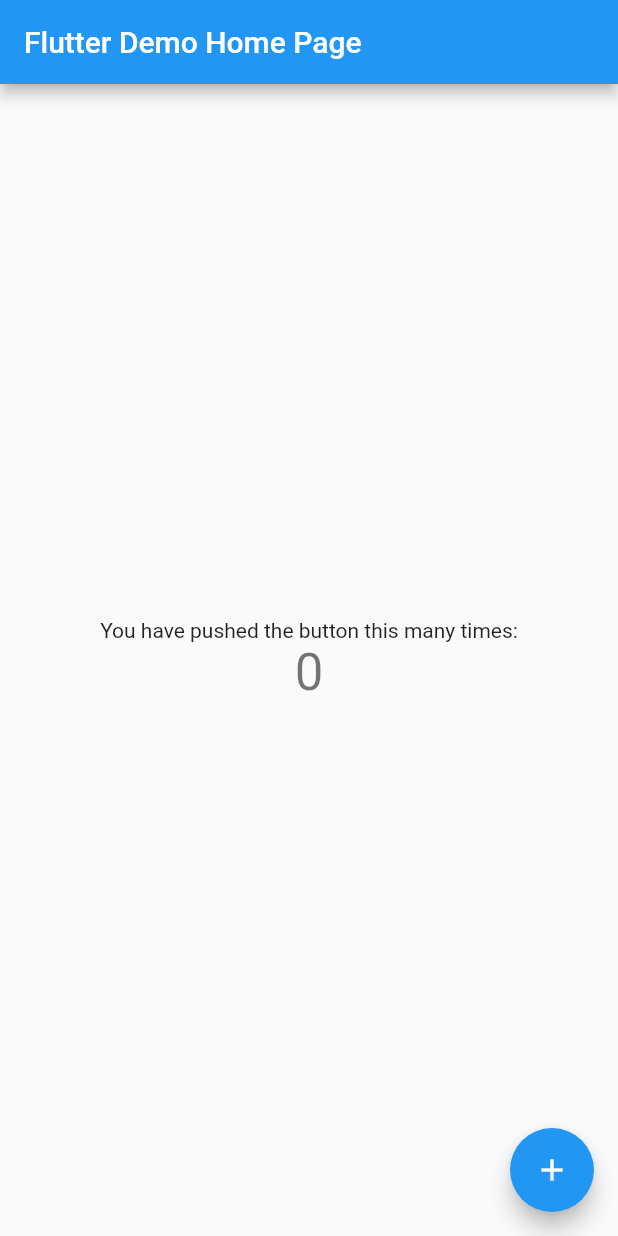
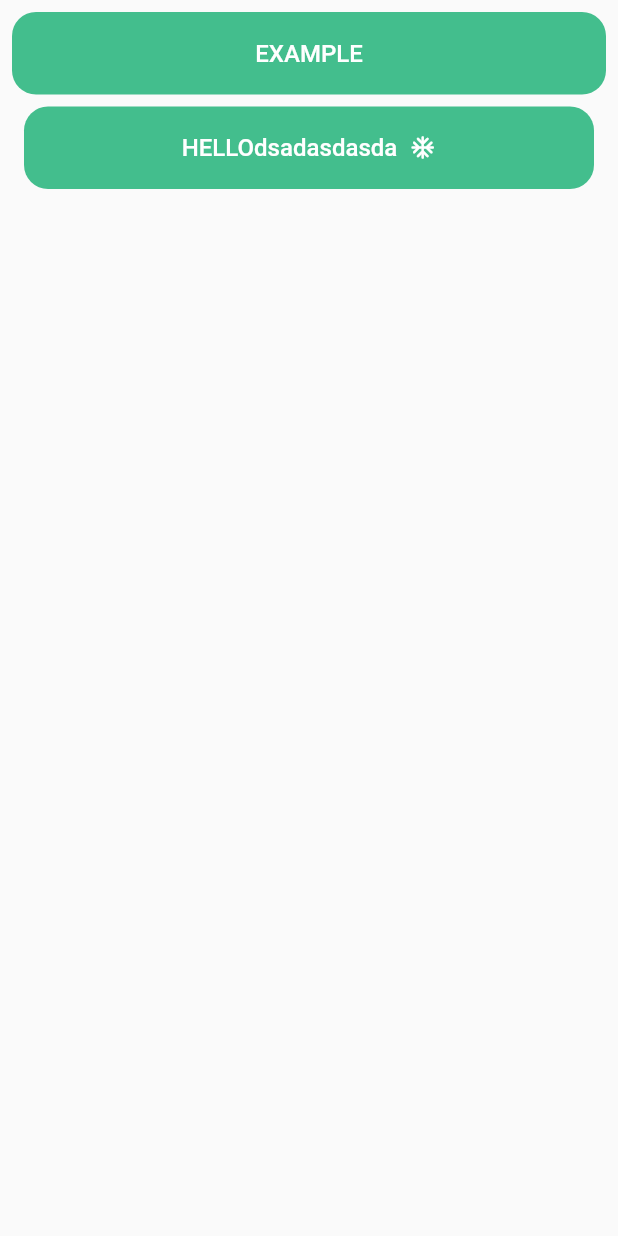
Before and after one commit to MobiCommunity/Lapka.Mobile, a Flutter app: the screen it shows after launch, on a phone screen of 412 x 824 dp. Run offline on Flutter 3.47's test engine with Material 2 defaults, Android fonts, the phone set to English and light mode, and no system bars; our stand-ins replace google_fonts; Roboto replaces fonts that are missing (Ubuntu).

Commit message:
Texts, Colors, BasicButton
Texts, Colors, BasicButton

```diff
--- /dev/null
+++ b/lapka/lib/components/basic/basicButton.dart
@@ -0,0 +1,38 @@
+import 'package:flutter/material.dart';
+import 'package:lapka/settings/colors.dart';
+import 'package:lapka/settings/texts.dart';
+
+class BasicButton extends StatelessWidget {
+  final String? text;
+  final color;
+  final Function() onPressed;
+
+  const BasicButton({
+    Key? key,
+    this.text,
+    this.color = BasicColors.lightGreen,
+    required this.onPressed
+    }) : super(key: key);
+
+  @override
+  Widget build(BuildContext context) {
+    return InkWell(
+      onTap: onPressed,
+      child: Container(
+          decoration: BoxDecoration(
+            color: color,
+            borderRadius: BorderRadius.all(Radius.circular(16))
+          ),
+          child: Padding(
+            padding: const EdgeInsets.symmetric(vertical: 18,horizontal: 8),
+            child: Row(
+              mainAxisAlignment: MainAxisAlignment.center,
+              children: [
+                BasicTexts.buttonWhite(text??""),
+              ],
+            )
+          ),
+      ),
+    );
+  }
+}
--- /dev/null
+++ b/lapka/lib/components/basic/basicTrailingButton.dart
@@ -0,0 +1,44 @@
+import 'package:flutter/material.dart';
+import 'package:lapka/settings/colors.dart';
+import 'package:lapka/settings/texts.dart';
+
+class BasicTrailingButton extends StatelessWidget {
+  final String text;
+  final Color color;
+  final Color iconColor;
+  final IconData icon;
+  final Function() onPressed;
+
+  const BasicTrailingButton({
+    Key? key,
+    this.text= "",
+    this.color = BasicColors.lightGreen,
+    this.iconColor= BasicColors.white,
+    required this.onPressed ,
+    required this.icon
+    }) : super(key: key);
+
+  @override
+  Widget build(BuildContext context) {
+    return InkWell(
+      onTap: onPressed,
+      child: Container(
+          decoration: BoxDecoration(
+            color: color,
+            borderRadius: BorderRadius.all(Radius.circular(16))
+          ),
+          child: Padding(
+            padding: const EdgeInsets.symmetric(vertical: 18,horizontal: 8),
+            child: Row(
+              mainAxisAlignment: MainAxisAlignment.center,
+              children: [
+                text.isNotEmpty ? BasicTexts.buttonWhite(text) : Container(),
+                text.isNotEmpty ? SizedBox(width: 8,): Container(),
+                Icon(icon, color: iconColor, size: 18,)
+              ],
+            )
+          ),
+      ),
+    );
+  }
+}
--- a/lapka/lib/main.dart
+++ b/lapka/lib/main.dart
@@ -1,113 +1,62 @@
 import 'package:flutter/material.dart';
+import 'package:google_fonts/google_fonts.dart';
+import 'package:lapka/components/basic/basicButton.dart';
+import 'package:lapka/components/basic/basicTrailingButton.dart';
+import 'package:lapka/settings/colors.dart';
 
 void main() {
   runApp(MyApp());
 }
 
 class MyApp extends StatelessWidget {
-  // This widget is the root of your application.
   @override
   Widget build(BuildContext context) {
     return MaterialApp(
-      title: 'Flutter Demo',
       theme: ThemeData(
-        // This is the theme of your application.
-        //
-        // Try running your application with "flutter run". You'll see the
-        // application has a blue toolbar. Then, without quitting the app, try
-        // changing the primarySwatch below to Colors.green and then invoke
-        // "hot reload" (press "r" in the console where you ran "flutter run",
-        // or simply save your changes to "hot reload" in a Flutter IDE).
-        // Notice that the counter didn't reset back to zero; the application
-        // is not restarted.
-        primarySwatch: Colors.blue,
+        textTheme: GoogleFonts.ubuntuTextTheme(
+          Theme.of(context).textTheme,
+        ),
       ),
-      home: MyHomePage(title: 'Flutter Demo Home Page'),
+      home: MyHomePage(),
     );
   }
 }
 
 class MyHomePage extends StatefulWidget {
-  MyHomePage({Key? key, required this.title}) : super(key: key);
-
-  // This widget is the home page of your application. It is stateful, meaning
-  // that it has a State object (defined below) that contains fields that affect
-  // how it looks.
-
-  // This class is the configuration for the state. It holds the values (in this
-  // case the title) provided by the parent (in this case the App widget) and
-  // used by the build method of the State. Fields in a Widget subclass are
-  // always marked "final".
-
-  final String title;
+  MyHomePage({Key? key}) : super(key: key);
 
   @override
   _MyHomePageState createState() => _MyHomePageState();
 }
 
 class _MyHomePageState extends State<MyHomePage> {
-  int _counter = 0;
-
-  void _incrementCounter() {
-    setState(() {
-      // This call to setState tells the Flutter framework that something has
-      // changed in this State, which causes it to rerun the build method below
-      // so that the display can reflect the updated values. If we changed
-      // _counter without calling setState(), then the build method would not be
-      // called again, and so nothing would appear to happen.
-      _counter++;
-    });
-  }
 
   @override
   Widget build(BuildContext context) {
-    // This method is rerun every time setState is called, for instance as done
-    // by the _incrementCounter method above.
-    //
-    // The Flutter framework has been optimized to make rerunning build methods
-    // fast, so that you can just rebuild anything that needs updating rather
-    // than having to individually change instances of widgets.
     return Scaffold(
-      appBar: AppBar(
-        // Here we take the value from the MyHomePage object that was created by
-        // the App.build method, and use it to set our appbar title.
-        title: Text(widget.title),
-      ),
       body: Center(
-        // Center is a layout widget. It takes a single child and positions it
-        // in the middle of the parent.
-        child: Column(
-          // Column is also a layout widget. It takes a list of children and
-          // arranges them vertically. By default, it sizes itself to fit its
-          // children horizontally, and tries to be as tall as its parent.
-          //
-          // Invoke "debug painting" (press "p" in the console, choose the
-          // "Toggle Debug Paint" action from the Flutter Inspector in Android
-          // Studio, or the "Toggle Debug Paint" command in Visual Studio Code)
-          // to see the wireframe for each widget.
-          //
-          // Column has various properties to control how it sizes itself and
-          // how it positions its children. Here we use mainAxisAlignment to
-          // center the children vertically; the main axis here is the vertical
-          // axis because Columns are vertical (the cross axis would be
-          // horizontal).
-          mainAxisAlignment: MainAxisAlignment.center,
-          children: <Widget>[
-            Text(
-              'You have pushed the button this many times:',
-            ),
-            Text(
-              '$_counter',
-              style: Theme.of(context).textTheme.headline4,
-            ),
-          ],
+        child: Padding(
+          padding: const EdgeInsets.all(8.0),
+          child: Column(
+            children: [
+              BasicButton(
+                text: 'EXAMPLE',
+                onPressed: (){
+                  print('kappa');
+                },
+              ),
+              Padding(
+                padding: const EdgeInsets.all(8.0),
+                child: BasicTrailingButton(
+                  text: 'HELLOdsadasdasda',
+                  onPressed: (){
+                  print('123');
+                }, icon: Icons.ac_unit_rounded),
+              )
+            ],
+          ),
         ),
       ),
-      floatingActionButton: FloatingActionButton(
-        onPressed: _incrementCounter,
-        tooltip: 'Increment',
-        child: Icon(Icons.add),
-      ), // This trailing comma makes auto-formatting nicer for build methods.
     );
   }
 }
--- /dev/null
+++ b/lapka/lib/settings/colors.dart
@@ -0,0 +1,9 @@
+import 'package:flutter/material.dart';
+
+class BasicColors{
+  static const Color lightGreen = Color(0xFF43BE8D);
+  static const Color darkGreen = Color(0xFF0DE18C);
+  static const Color darkGrey = Color(0xFF616161);
+  static const Color lightGrey = Color(0xFFCCCCCC);
+  static const Color white = Color(0xFFFFFFFF);
+}
--- a/lapka/pubspec.yaml
+++ b/lapka/pubspec.yaml
@@ -28,6 +28,7 @@ dependencies:
   # The following adds the Cupertino Icons font to your application.
   # Use with the CupertinoIcons class for iOS style icons.
   cupertino_icons: ^1.0.2
+  google_fonts: ^2.1.0
 
 dev_dependencies:
   flutter_test:
```
Also changed, not shown: lapka/lib/settings/texts.dart (added, +137 -0 lines), lapka/pubspec.lock, 3 other files.
